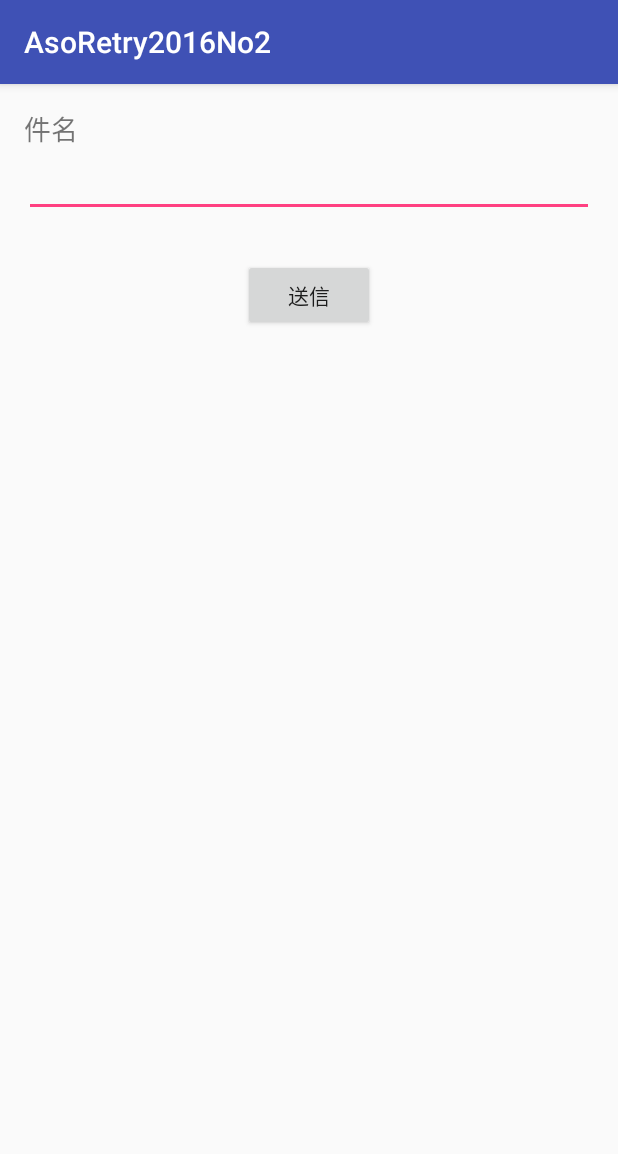
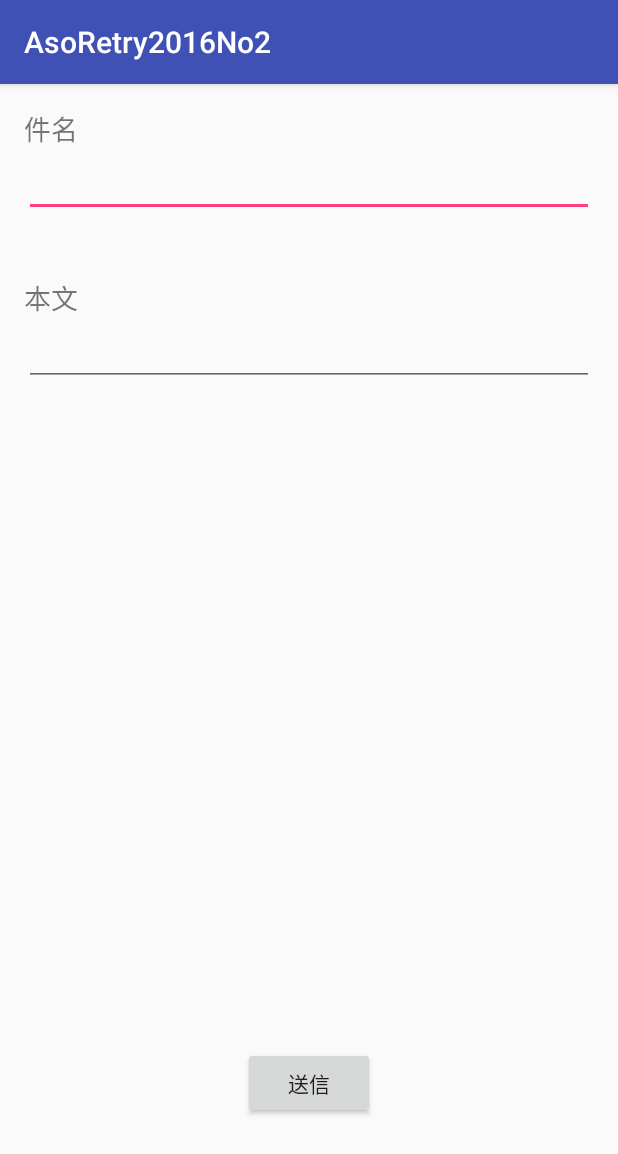
Before and after one commit to ASO1501028/AsoRetry2016No2, an Android app: the Mail screen opened directly, with no data from a screen before it, after a tap on "送信", on a phone screen of 412 x 824 dp. Shown: the top 1154 px of the screen. Run offline under Robolectric (Android 15) with nearby library versions, the phone set to English and light mode, and no system bars.

Commit message:
変更登録

```diff
--- a/app/src/main/java/jp/ac/asojuku/st/asoretry2016no2/Mail.java
+++ b/app/src/main/java/jp/ac/asojuku/st/asoretry2016no2/Mail.java
@@ -26,10 +26,13 @@ public class Mail extends AppCompatActivity implements View.OnClickListener {
     public void onClick(View v) {
         EditText edit01 = (EditText)findViewById(R.id.editText);
         String title = edit01.getText().toString();
+        EditText edit02 = (EditText)findViewById(R.id.editText2);
+        String content = edit02.getText().toString();
         Resources res = getResources();
         Uri uri = Uri.parse("mailto:" + res.getString(R.string.mail_to).toString());
         Intent intent=new Intent(Intent.ACTION_SENDTO, uri);
         intent.putExtra(Intent.EXTRA_SUBJECT, title);
+        intent.putExtra(Intent.EXTRA_TEXT, content);
         startActivity(intent);
     }
 
--- a/app/src/main/java/jp/ac/asojuku/st/asoretry2016no2/MainActivity.java
+++ b/app/src/main/java/jp/ac/asojuku/st/asoretry2016no2/MainActivity.java
@@ -8,6 +8,7 @@ import android.view.View;
 import android.widget.Button;
 
 public class MainActivity extends AppCompatActivity {
+
 
     @Override
     protected void onCreate(Bundle savedInstanceState) {
--- a/app/src/main/res/layout/activity_mail.xml
+++ b/app/src/main/res/layout/activity_mail.xml
@@ -29,9 +29,24 @@
         android:layout_height="wrap_content"
         android:text="@string/button_send"
         android:id="@+id/button"
+        android:layout_alignParentBottom="true"
+        android:layout_centerHorizontal="true"
+        android:layout_marginBottom="62dp" />
+
+    <EditText
+        android:layout_width="match_parent"
+        android:layout_height="wrap_content"
+        android:id="@+id/editText2"
+        android:layout_below="@+id/textView2"
+        android:layout_alignParentStart="true" />
+
+    <TextView android:text="@string/content" android:layout_width="wrap_content"
+        android:layout_height="wrap_content"
+        android:textSize="18sp"
+        android:id="@+id/textView2"
+        android:layout_marginTop="40dp"
         android:layout_below="@+id/editText"
-        android:layout_centerHorizontal="true"
-        android:layout_marginTop="28dp" />
+        android:layout_alignParentStart="true" />
 
 
 </RelativeLayout>
--- a/app/src/main/res/values/strings.xml
+++ b/app/src/main/res/values/strings.xml
@@ -4,6 +4,7 @@
     <string name="search_google">Google</string>
     <string name="button_send">送信</string>
     <string name="subject">件名</string>
+    <string name="content">本文</string>
     <string name="mail_to">1501028@st.asojuku.ac.jp</string>
 
 </resources>
```
